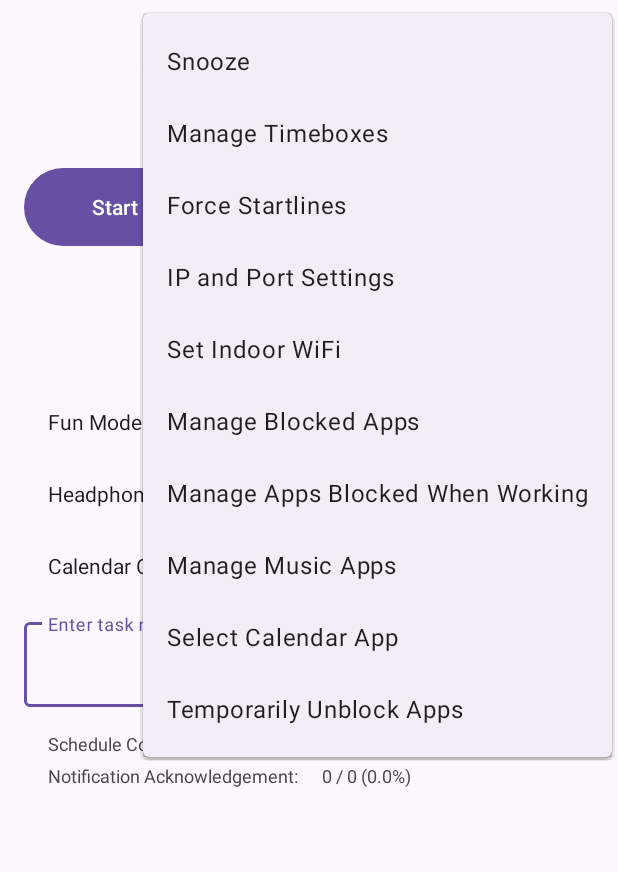
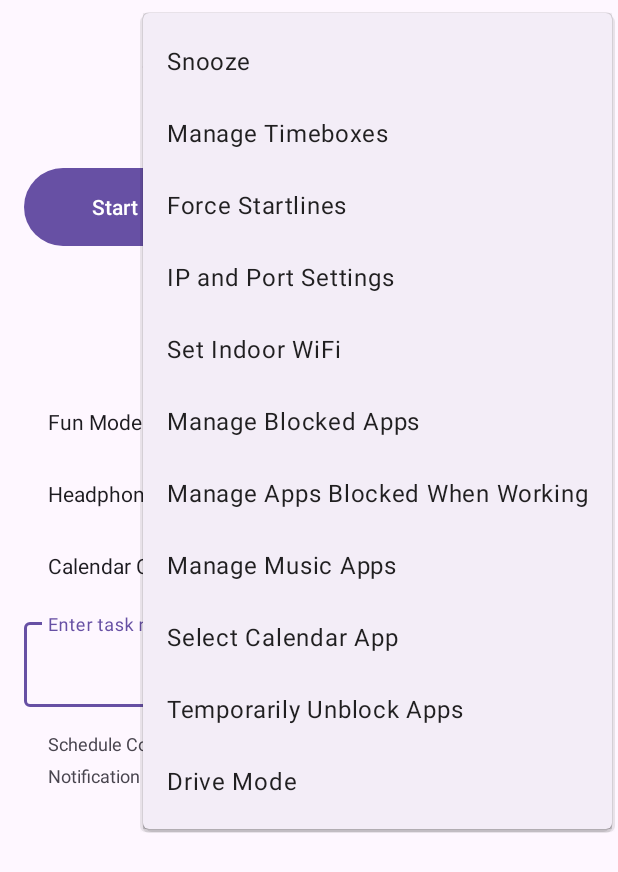
Before and after one commit to aamirza/startlines, an Android app: the screen it shows after launch (MainActivity), with the options menu open, on a phone screen of 412 x 824 dp. Shown: the top 872 px of the screen. Run offline under Robolectric (Android 15) with nearby library versions, the phone set to English and light mode, and no system bars.

Commit message:
Driving mode to let use ignore acknowledgement
Created "driving mode" that, when enabled, lets user ignore acknowledgement/calendar knowledge buttons and lets the timebox continue regardless of whether it has been pressed or not.

```diff
--- a/app/src/main/res/menu/main_menu.xml
+++ b/app/src/main/res/menu/main_menu.xml
@@ -62,4 +62,9 @@
         android:title="@string/indoor_wifi_settings_menu_button"
         app:showAsAction="never"
         android:orderInCategory="50" />
+    <item
+        android:id="@+id/drive_mode"
+        android:title="Drive Mode"
+        app:showAsAction="never"
+        android:orderInCategory="130" />
 </menu>
```
Also changed, not shown: app/src/main/java/com/asmirza/startlines/MainActivity.java (+23 -3 lines).
